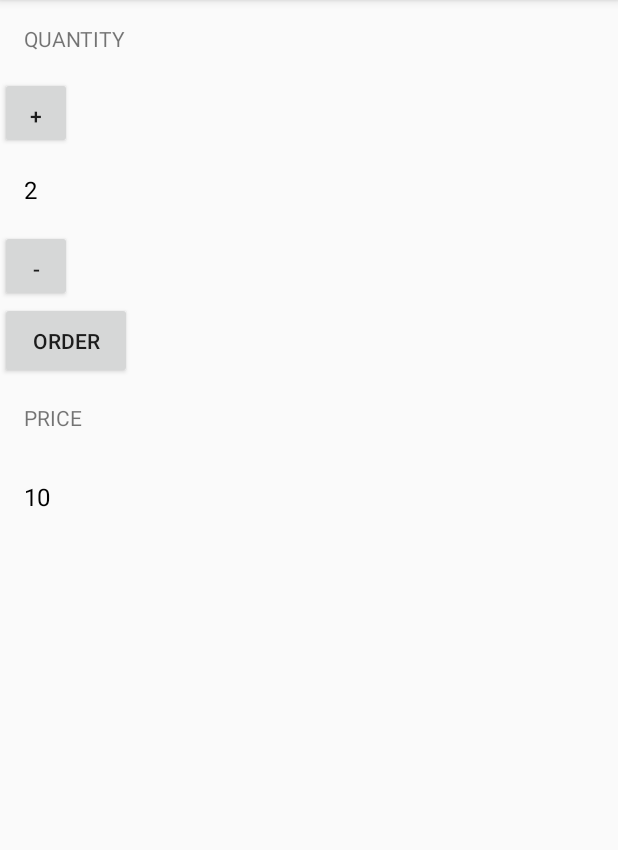
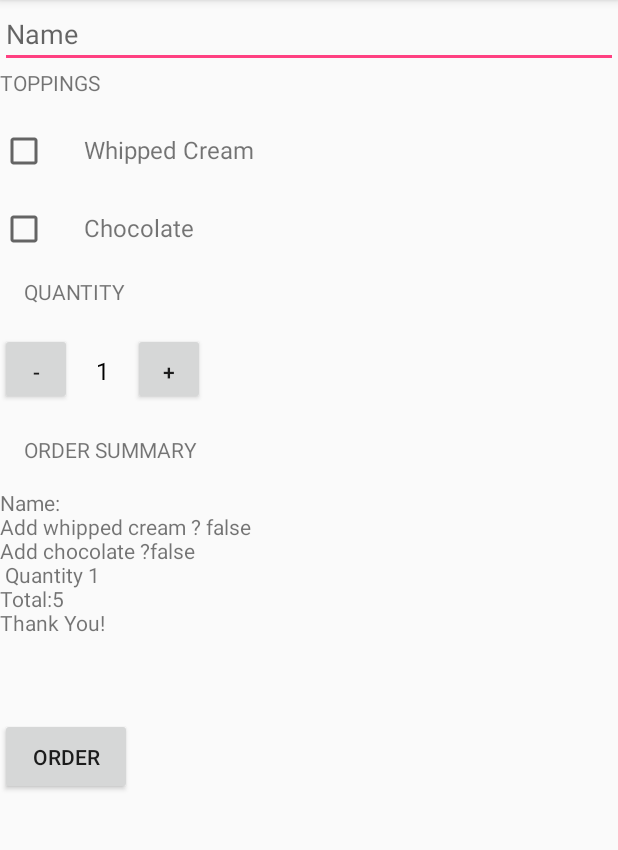
Before and after one commit to prakritirk/JustJava, an Android app: the screen it shows after launch (MainActivity), after a tap on "ORDER", on a phone screen of 412 x 824 dp, the part 84-934 px from its top. Run offline under Robolectric (Android 15) with nearby library versions, the phone set to English and light mode, and no system bars.

Commit message:
Added Text editor and check box features!

```diff
--- a/app/src/main/java/com/example/android/justjava/MainActivity.java
+++ b/app/src/main/java/com/example/android/justjava/MainActivity.java
@@ -2,7 +2,10 @@ package com.example.android.justjava;
 
 import android.support.v7.app.AppCompatActivity;
 import android.os.Bundle;
+import android.util.Log;
 import android.view.View;
+import android.widget.CheckBox;
+import android.widget.EditText;
 import android.widget.TextView;
 
 
@@ -10,7 +13,12 @@ import android.widget.TextView;
  * This app displays an order form to order coffee.
  */
 public class MainActivity extends AppCompatActivity {
- int quantity = 2;
+    int quantity = 1;
+    int price = 5;
+    String custName;
+    boolean hasWhipped ;
+    boolean hasChoco;
+    String hasWhip;
     @Override
     protected void onCreate(Bundle savedInstanceState) {
         super.onCreate(savedInstanceState);
@@ -22,9 +30,47 @@ public class MainActivity extends AppCompatActivity {
      */
     public void submitOrder(View view) {
         //int quantity = 1;
-        display(quantity);
-        displayPrice(quantity*5);
+
+        CheckBox check = (CheckBox) findViewById(R.id.checkbox_view);
+        if(check.isChecked()){
+            hasWhipped= true;}
+        else
+        {hasWhipped = false;}
+        CheckBox chocCheck = (CheckBox) findViewById(R.id.choco_checkbox_view);
+        if(chocCheck.isChecked()){
+            hasChoco= true; }
+        else
+        {hasChoco = false; }
+
+        EditText name = (EditText) findViewById(R.id.customer_Name);
+        custName = String.valueOf(name.getText());
+
+        Log.v("MainActivity","customer"+custName);
+        price = quantity *5;
+        String priceMessage = "Total: $" +price;
+        createSummaryOrder(custName,price,quantity,hasWhipped,hasChoco);
+        //display(quantity);
+        //displayPrice(quantity);
+        ;
     }
+    //findViewById returns a view type
+    private void displayMessage(String message) {
+        TextView orderSummaryTextView = (TextView) findViewById(R.id.order_summary_text_view);
+        orderSummaryTextView.setText(message);
+
+    }
+
+    public void createSummaryOrder(String name,int price,int quantity,boolean hasWhipped,boolean hasChoco){
+        TextView orderSummaryTextView = (TextView) findViewById(R.id.order_summary_text_view);
+        String summary = "Name: " +name;
+        summary = summary + "\nAdd whipped cream ? "+ hasWhipped;
+        summary = summary + "\nAdd chocolate ?" +hasChoco;
+        summary = summary + "\n Quantity " + quantity;
+        summary = summary + "\nTotal:" + price + "\nThank You!";
+        displayMessage(summary);
+
+    }
+
 
     /**
      * This method displays the given quantity value on the screen.
@@ -38,9 +84,11 @@ public class MainActivity extends AppCompatActivity {
      * This method displays the given price on the screen.
      */
     public void displayPrice(int number) {
+
         TextView priceTextView = (TextView) findViewById(R.id.price_text_view);
+        price = number *5;
         //priceTextView.setText(NumberFormat.getCurrencyInstance().format(number));
-        priceTextView.setText("" + number);
+        priceTextView.setText("" + price);
     }
 
     public void decrement(View view) {
@@ -48,7 +96,7 @@ public class MainActivity extends AppCompatActivity {
         quantity =quantity-1;
 
         display(quantity);
-       // displayPrice(quantity*5);
+        // displayPrice(quantity*5);
     }
 
     public void increment(View view) {
--- a/app/src/main/res/layout/activity_main.xml
+++ b/app/src/main/res/layout/activity_main.xml
@@ -1,11 +1,77 @@
 <?xml version="1.0" encoding="utf-8"?>
-<LinearLayout xmlns:android="http://schemas.android.com/apk/res/android"
+<ScrollView
+    android:layout_width="match_parent"
+    android:layout_height="match_parent"
+    xmlns:android="http://schemas.android.com/apk/res/android"
+    xmlns:tools="http://schemas.android.com/tools"
+    tools:context="com.example.android.justjava.MainActivity"
+    >
+
+    <LinearLayout
         xmlns:app="http://schemas.android.com/apk/res-auto"
-    xmlns:tools="http://schemas.android.com/tools"
+
         android:layout_width="match_parent"
         android:layout_height="match_parent"
         android:orientation="vertical"
-    tools:context="com.example.android.justjava.MainActivity">
+        >
+<EditText
+    android:layout_width="match_parent"
+    android:layout_height="wrap_content"
+    android:hint="Name"
+    android:inputType="textMultiLine"
+    android:id="@+id/customer_Name"
+    />
+
+        <TextView
+            android:layout_width="match_parent"
+            android:layout_height="wrap_content"
+            android:text="toppings"
+            android:textAllCaps="true"
+
+            />
+
+        <LinearLayout
+            android:layout_width="match_parent"
+            android:layout_height="wrap_content"
+            android:layout_marginTop="20dp"
+            android:orientation="horizontal"
+            >
+            <CheckBox
+                android:layout_width="wrap_content"
+                android:layout_height="wrap_content"
+                android:id="@+id/checkbox_view"
+                />
+
+            <TextView
+                android:layout_width="wrap_content"
+                android:layout_height="wrap_content"
+                android:text="Whipped Cream"
+                android:layout_marginLeft="24dp"
+                android:textSize="16sp"
+                />
+
+        </LinearLayout>
+        <LinearLayout
+            android:layout_width="match_parent"
+            android:layout_height="wrap_content"
+            android:layout_marginTop="20dp"
+            android:orientation="horizontal"
+            >
+            <CheckBox
+                android:layout_width="wrap_content"
+                android:layout_height="wrap_content"
+                android:id="@+id/choco_checkbox_view"
+                />
+
+            <TextView
+                android:layout_width="wrap_content"
+                android:layout_height="wrap_content"
+                android:text="Chocolate"
+                android:layout_marginLeft="24dp"
+                android:textSize="16sp"
+                />
+
+        </LinearLayout>
 
         <TextView
             android:layout_width="wrap_content"
@@ -15,6 +81,33 @@
             android:padding="16dp"
 
             />
+
+        <LinearLayout
+            android:layout_width="match_parent"
+            android:layout_height="wrap_content"
+            android:orientation="horizontal">
+
+            <Button
+                android:layout_width="48dp"
+                android:layout_height="48dp"
+                android:text="-"
+                android:padding="16dp"
+                android:paddingLeft="16dp"
+                android:paddingRight="16dp"
+                android:onClick="decrement"
+
+                />
+
+            <TextView
+                android:layout_width="wrap_content"
+                android:layout_height="wrap_content"
+                android:text="1"
+                android:textSize="16sp"
+                android:padding="16dp"
+                android:textColor="@android:color/black"
+                android:id="@+id/quantity_text_view"
+                />
+
             <Button
                 android:layout_width="48dp"
                 android:layout_height="48dp"
@@ -23,22 +116,29 @@
                 android:onClick="increment"
 
                 />
+
+        </LinearLayout>
+
         <TextView
             android:layout_width="wrap_content"
             android:layout_height="wrap_content"
-        android:text="2"
+            android:text="Order Summary"
+            android:textAllCaps="true"
+            android:padding="16dp"
+
+            />
+        <TextView
+            android:layout_width="wrap_content"
+            android:layout_height="wrap_content"
+            android:id="@+id/order_summary_text_view"
+            />
+        <TextView
+            android:layout_width="wrap_content"
+            android:layout_height="wrap_content"
             android:textSize="16sp"
             android:padding="16dp"
             android:textColor="@android:color/black"
-        android:id="@+id/quantity_text_view"
-        />
-    <Button
-        android:layout_width="48dp"
-        android:layout_height="48dp"
-        android:text="-"
-        android:padding="16dp"
-        android:onClick="decrement"
-
+            android:id="@+id/price_text_view"
             />
         <Button
             android:layout_width="wrap_content"
@@ -46,24 +146,7 @@
             android:text="Order"
             android:padding="16dp"
             android:onClick="submitOrder"
-
             />
 
-    <TextView
-        android:layout_width="wrap_content"
-        android:layout_height="wrap_content"
-        android:text="Price"
-        android:textAllCaps="true"
-        android:padding="16dp"
-
-        />
-    <TextView
-        android:layout_width="wrap_content"
-        android:layout_height="wrap_content"
-        android:text="$10"
-        android:textSize="16sp"
-        android:padding="16dp"
-        android:textColor="@android:color/black"
-        android:id="@+id/price_text_view"
-        />
     </LinearLayout>
+</ScrollView>
```
Lines whose indentation alone changed are shown as unchanged.
